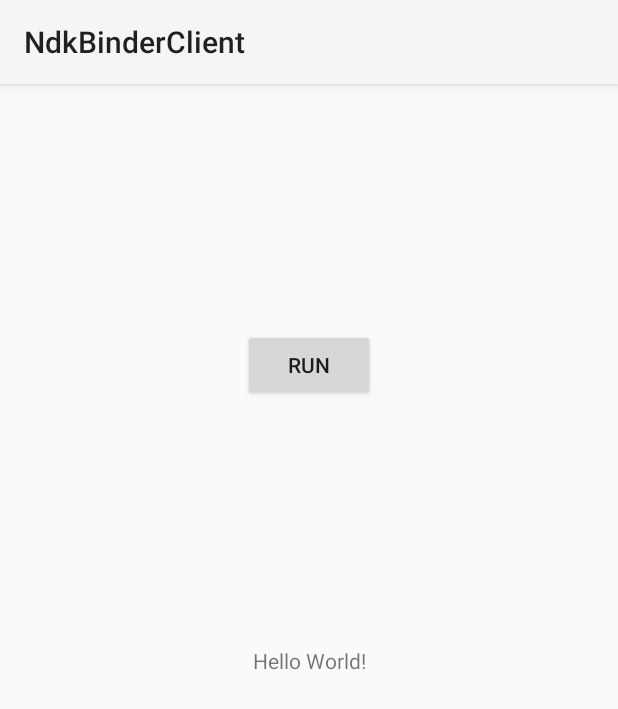
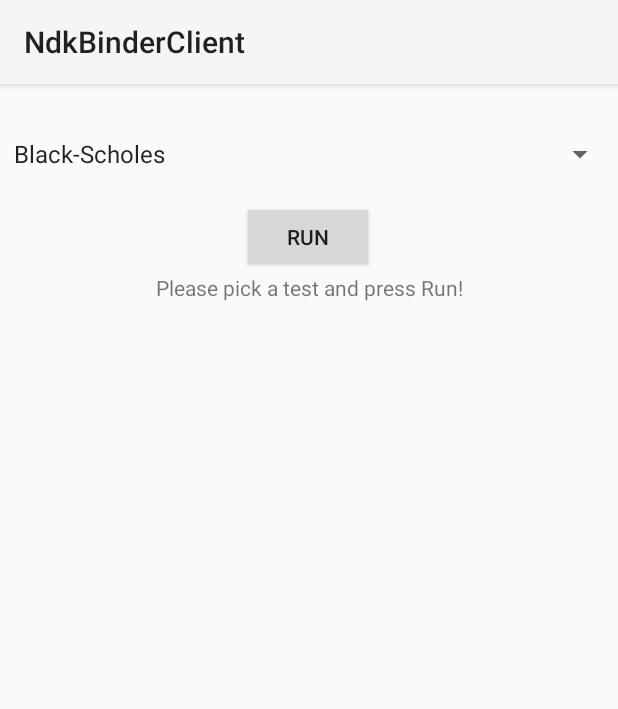
Before and after one commit to janezbozic/LoopPerforationExampleApp, an Android app: the screen it shows after launch (MainActivity), on a phone screen of 412 x 824 dp. Shown: the top 709 px of the screen. Run offline under Robolectric (Android 15) with nearby library versions, the phone set to English and light mode, and no system bars; 2 statements that could not run were skipped.

Commit message:
Added picture brightness test and test picker

```diff
--- a/NdkBinderClient/build.gradle
+++ b/NdkBinderClient/build.gradle
@@ -16,7 +16,7 @@ android {
 
         externalNativeBuild {
             cmake {
-                cppFlags "-std=c++17 -lm"
+                cppFlags "-std=c++17 -lm -ljnigraphics"
                 arguments "-Daidl_src_dir=${[project(':Common').projectDir.absolutePath, 'src', 'main', 'cpp', 'aidl'].join(File.separator)}",
                           "-Dcommon_inc_dir=${[project(':Common').projectDir.absolutePath, 'src', 'main', 'cpp', 'includes'].join(File.separator)}"
             }
@@ -44,7 +44,7 @@ android {
 }
 
 dependencies {
-    implementation 'androidx.appcompat:appcompat:1.3.0'
+    implementation 'androidx.appcompat:appcompat:1.3.1'
     implementation 'com.google.android.material:material:1.4.0'
     implementation 'androidx.constraintlayout:constraintlayout:2.0.4'
     implementation project(path: ':Common')
--- a/NdkBinderClient/src/main/cpp/CMakeLists.txt
+++ b/NdkBinderClient/src/main/cpp/CMakeLists.txt
@@ -8,6 +8,7 @@ add_library (
         LoopPerf.c
         perforation/LoopInfo.cpp
         perforation/perforation_lib.cpp
+        tests/adjustbrightness/adjustBrightness.cpp
         tests/montecarlo/montecarlo.cpp
         tests/blackscholes/blackScholes.cpp
         native-lib.cpp
--- a/NdkBinderClient/src/main/java/com/example/ndkbinderclient/MainActivity.java
+++ b/NdkBinderClient/src/main/java/com/example/ndkbinderclient/MainActivity.java
@@ -3,11 +3,19 @@ package com.example.ndkbinderclient;
 import android.content.ComponentName;
 import android.content.Intent;
 import android.content.ServiceConnection;
+import android.graphics.Bitmap;
+import android.graphics.BitmapFactory;
 import android.os.Bundle;
 import android.os.ConditionVariable;
+import android.os.Handler;
 import android.os.IBinder;
 import android.util.Log;
+import android.view.View;
+import android.widget.AdapterView;
+import android.widget.ArrayAdapter;
 import android.widget.Button;
+import android.widget.ImageView;
+import android.widget.Spinner;
 import android.widget.TextView;
 
 import androidx.appcompat.app.AppCompatActivity;
@@ -27,6 +35,14 @@ public class MainActivity extends AppCompatActivity implements ServiceConnection
     private TextView mTV = null;
     private Button runButton;
 
+    private ImageView imageView;
+    private ImageView imageView2;
+    private Bitmap original;
+
+    Spinner spinner;
+
+    int test = 0;
+
     @Override
     protected void onCreate(Bundle savedInstanceState)
     {
@@ -36,10 +52,32 @@ public class MainActivity extends AppCompatActivity implements ServiceConnection
         mTV = findViewById(R.id.sample_text);
         runButton = findViewById(R.id.runButton);
 
+        spinner = findViewById(R.id.spinner);
+
+        String [] options = {"Black-Scholes", "Monte-Carlo", "Picture Brightness"};
+
+        ArrayAdapter<String> adapter = new ArrayAdapter<String>(MainActivity.this,
+                android.R.layout.simple_spinner_item, options);
+
+        adapter.setDropDownViewResource(android.R.layout.simple_spinner_dropdown_item);
+        spinner.setAdapter(adapter);
+        spinner.setOnItemSelectedListener(new AdapterView.OnItemSelectedListener() {
+            @Override
+            public void onItemSelected(AdapterView<?> parent, View view, int position, long id) {
+                test = position;
+            }
+
+            @Override
+            public void onNothingSelected(AdapterView<?> parent) {
+                test = 0;
+            }
+        });
+
         runButton.setOnClickListener((v)->{
 
             runButton.setEnabled(false);
-
+            imageView.setImageBitmap(null);
+            imageView2.setImageBitmap(null);
             new Thread(new Runnable()
             {
                 @Override
@@ -55,13 +93,27 @@ public class MainActivity extends AppCompatActivity implements ServiceConnection
 
                     runOnUiThread(new SetTextRunnable("Running test..."));
 
-                    String returnedString = talkToService(2);
-
-                    runOnUiThread(new SetTextRunnable(returnedString));
-                    runOnUiThread(new SetButtonRunnable(true));
+                    switch (test){
+                        case 0:
+                            runOnUiThread(new SetTextRunnable(talkToService(1)));
+                            runOnUiThread(new SetButtonRunnable(true));
+                        break;
+                        case 1:
+                            runOnUiThread(new SetTextRunnable(talkToService(2)));
+                            runOnUiThread(new SetButtonRunnable(true));
+                        break;
+                        case 2:
+                            adjustBrightness();
+                        break;
+                    }
                 }
             }).start();
         });
+
+        original = BitmapFactory.decodeResource(getResources(), R.drawable.wallace);
+
+        imageView = (ImageView) findViewById(R.id.imageView);
+        imageView2 = (ImageView) findViewById(R.id.imageView2);
 
     }
 
@@ -147,6 +199,54 @@ public class MainActivity extends AppCompatActivity implements ServiceConnection
         }
     }
 
+    float shadowNorm = (float) 0.0;
+    double normTime = 0;
+
+    float shadowPerf = (float) 0.0;
+    double perfTime = 0;
+
+    private void adjustBrightness() {
+        Bitmap bitmap = original.copy(Bitmap.Config.ARGB_8888, true);
+        final Handler handler = new Handler(getMainLooper());
+        handler.postDelayed(new Runnable() {
+            public void run() {
+                if (shadowPerf == 0)
+                    perfTime += brightness(bitmap, (float) 0.1, true, true);
+                else
+                    perfTime += brightness(bitmap, (float) 0.1, true, false);
+                imageView.setImageBitmap(bitmap);
+                shadowPerf = (float) (shadowPerf + 0.1);
+                if (shadowPerf < 10)
+                    handler.postDelayed(this, 1);
+                else
+                    runOnUiThread(new SetTextRunnable("Perforated: " + perfTime));
+            }
+        }, 100);
+        perfTime = 0;
+        shadowPerf = 0;
+
+        Bitmap bitmapNorm = original.copy(Bitmap.Config.ARGB_8888, true);
+        final Handler handlerNorm = new Handler(getMainLooper());
+        handlerNorm.postDelayed(new Runnable() {
+            public void run() {
+                if (shadowNorm == 0)
+                    normTime += brightness(bitmapNorm, (float) 0.1, false, true);
+                else
+                    normTime += brightness(bitmapNorm, (float) 0.1, false, false);
+                imageView2.setImageBitmap(bitmapNorm);
+                shadowNorm = (float) (shadowNorm + 0.1);
+                if (shadowNorm < 10)
+                    handlerNorm.postDelayed(this, 1);
+                else {
+                    runOnUiThread(new SetTextRunnable(mTV.getText() + "\nNormal: " + normTime));
+                    runOnUiThread(new SetButtonRunnable(true));
+                }
+            }
+        }, 100);
+        shadowNorm = 0;
+        normTime = 0;
+    }
+
     /**
      * A native methods that is implemented by the 'native-lib' native library,
      * which is packaged with this application.
@@ -154,4 +254,5 @@ public class MainActivity extends AppCompatActivity implements ServiceConnection
     public native void onServiceConnected(IBinder binder);
     public native void onServiceDisconnected();
     public native String talkToService(int numOfRuns);
+    public native double brightness(Bitmap bmp, float brightness, boolean perf, boolean first);
 }
--- a/NdkBinderClient/src/main/res/layout/activity_main.xml
+++ b/NdkBinderClient/src/main/res/layout/activity_main.xml
@@ -7,24 +7,57 @@
     android:layout_height="match_parent"
     tools:context=".MainActivity">
 
+    <ImageView
+        android:id="@+id/imageView2"
+        android:layout_width="349dp"
+        android:layout_height="228dp"
+        app:layout_constraintBottom_toBottomOf="parent"
+        app:layout_constraintEnd_toEndOf="parent"
+        app:layout_constraintStart_toStartOf="parent"
+        app:layout_constraintTop_toBottomOf="@+id/imageView"
+        app:layout_constraintVertical_bias="0.333" />
+
     <TextView
         android:id="@+id/sample_text"
         android:layout_width="wrap_content"
         android:layout_height="wrap_content"
-        android:text="Hello World!"
+        android:text="@string/welcomeTest"
         app:layout_constraintBottom_toBottomOf="parent"
         app:layout_constraintLeft_toLeftOf="parent"
         app:layout_constraintRight_toRightOf="parent"
-        app:layout_constraintTop_toTopOf="parent" />
+        app:layout_constraintTop_toTopOf="parent"
+        app:layout_constraintVertical_bias="0.168" />
 
     <Button
         android:id="@+id/runButton"
         android:layout_width="wrap_content"
         android:layout_height="wrap_content"
-        android:text="Run"
+        android:text="@string/runButtonText"
         app:layout_constraintBottom_toTopOf="@+id/sample_text"
         app:layout_constraintEnd_toEndOf="parent"
+        app:layout_constraintHorizontal_bias="0.498"
         app:layout_constraintStart_toStartOf="parent"
-        app:layout_constraintTop_toTopOf="parent" />
+        app:layout_constraintTop_toTopOf="parent"
+        app:layout_constraintVertical_bias="1.0" />
+
+    <ImageView
+        android:id="@+id/imageView"
+        android:layout_width="349dp"
+        android:layout_height="228dp"
+        android:layout_marginTop="40dp"
+        app:layout_constraintEnd_toEndOf="parent"
+        app:layout_constraintStart_toStartOf="parent"
+        app:layout_constraintTop_toBottomOf="@+id/sample_text" />
+
+    <Spinner
+        android:id="@+id/spinner"
+        android:layout_width="409dp"
+        android:layout_height="wrap_content"
+        android:layout_marginBottom="10dp"
+        app:layout_constraintBottom_toTopOf="@+id/runButton"
+        app:layout_constraintEnd_toEndOf="parent"
+        app:layout_constraintStart_toStartOf="parent"
+        app:layout_constraintTop_toTopOf="parent"
+        app:layout_constraintVertical_bias="0.789" />
 
 </androidx.constraintlayout.widget.ConstraintLayout>
--- a/NdkBinderClient/src/main/res/values/strings.xml
+++ b/NdkBinderClient/src/main/res/values/strings.xml
@@ -1,3 +1,5 @@
 <resources>
     <string name="app_name">NdkBinderClient</string>
+    <string name="welcomeTest">Please pick a test and press Run!</string>
+    <string name="runButtonText">Run</string>
 </resources>
```
Also changed, not shown: NdkBinderClient/src/main/res/drawable/wallace.jpg (added), 4 other files.
